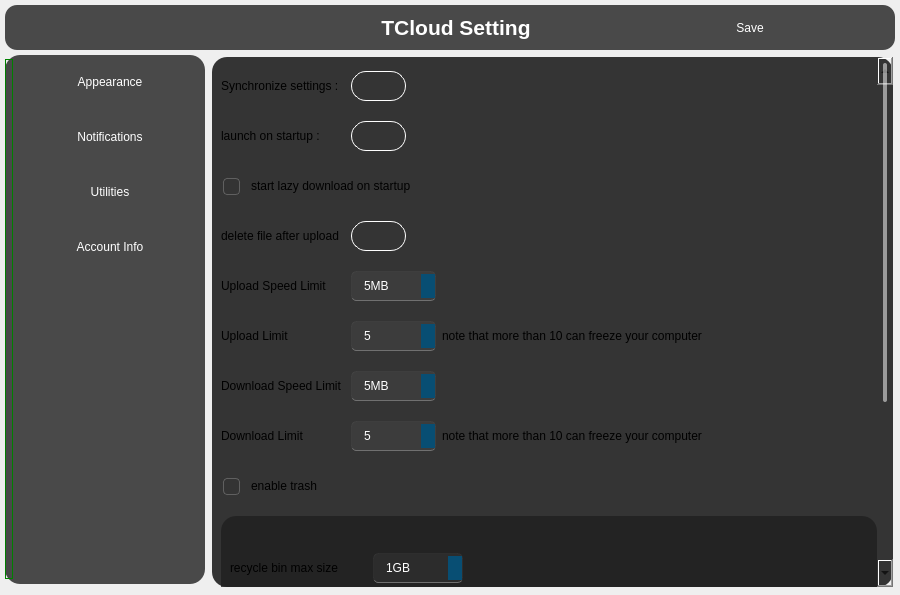
The window that setting.ui (TONI7008/simpleCloud) describes before a commit, drawn with Qt 5.
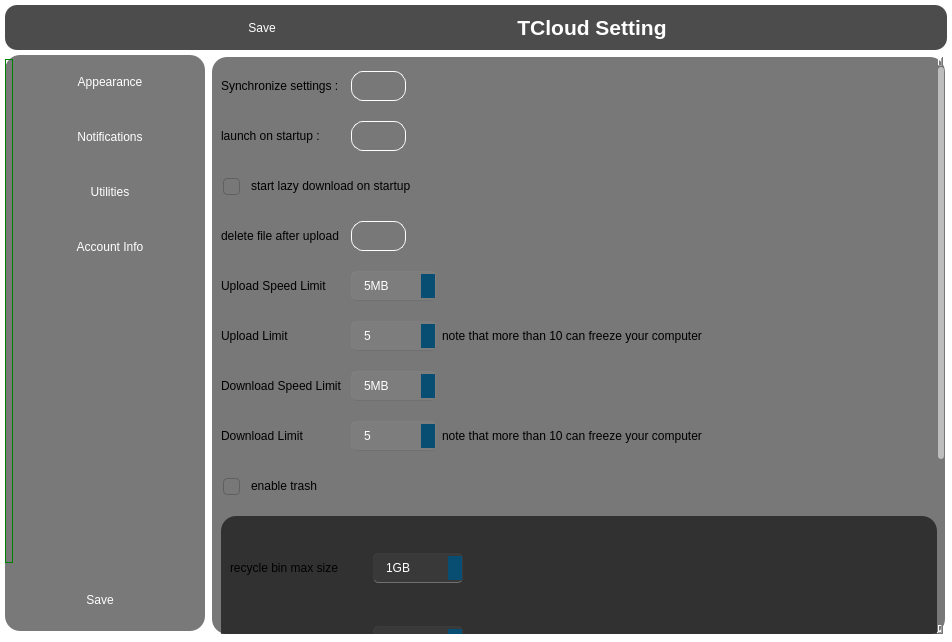
The same window after the commit. The open tabs and pages were chosen to show the change. Icons and pictures are not drawn. Custom widgets are drawn as their Qt base class.

What changed in the file:
```diff
--- a/setting.ui
+++ b/setting.ui
@@ -6,13 +6,13 @@
    <rect>
     <x>0</x>
     <y>0</y>
-    <width>900</width>
-    <height>595</height>
+    <width>952</width>
+    <height>642</height>
    </rect>
   </property>
   <property name="minimumSize">
    <size>
-    <width>10</width>
+    <width>250</width>
     <height>0</height>
    </size>
   </property>
@@ -20,18 +20,17 @@
    <string>Form</string>
   </property>
   <property name="styleSheet">
-   <string notr="true">font: 13pt &quot;Noto Sans&quot;;
-
-QWidget{
+   <string notr="true">QWidget{
 /*border:1px solid pink;
 /*background:rgba(150,123,133,0.7);*/
 background: qlineargradient(spread:pad, x1:0, y1:1, x2:0, y2:0, stop:0 #302624, stop:1 #1d1410);/*cool red*/
 background: qlineargradient(spread:pad, x1:0, y1:1, x2:0, y2:0, stop:0 #cfd9df, stop:1 #e2ebf0);/*cool white*/
 background:rgba(243,243,243,0.7);
 background:#424242;
-background:rgb(104, 109, 118);
 background:transparent;
 border-radius:12px;
+font: 13pt &quot;Noto Sans&quot;;
+
 }
 /* QComboBox */
 QComboBox {
@@ -142,6 +141,131 @@
     background-color: rgba(10, 10, 10, 0.8); /* Matches the groove background */
     border-radius: 2px;
 }
+
+QScrollArea {
+    border-radius: 15px;
+    color: #FFFFFF;
+    background: rgba(30, 30, 30, 0.6);
+}
+
+QScrollBar:vertical {
+    background: transparent;
+    width: 8px;
+    margin: 0 1px;
+}
+
+QScrollBar:vertical:hover,
+QScrollBar:vertical:pressed {
+    background: transparent;
+	margin: 0 0px;
+}
+
+QScrollBar::handle:vertical {
+    background-color: rgba(255, 255, 255, 130);
+    border-radius: 3px;
+    min-height: 25px;
+    margin: 10px 0;
+    width: 6px;
+}
+QScrollBar::handle:vertical:hover {
+    background-color: rgba(255, 255, 255, 130);
+    border-radius: 4px;
+    min-height: 25px;
+    margin: 10px 0;
+    width: 8px;
+}
+
+QScrollBar::sub-line:vertical {
+    image: url(:/ressources/up.svg);
+    height: 10px;
+    width: 10px;
+    subcontrol-position: top;
+    subcontrol-origin: content;
+}
+
+QScrollBar::sub-line:vertical:hover,
+QScrollBar::sub-line:vertical:pressed {
+    image: url(:/ressources/up.svg);
+}
+
+QScrollBar::add-line:vertical {
+    image: url(:/ressources/down.svg);
+    height: 12px;
+    width: 12px;
+    subcontrol-position: bottom;
+    subcontrol-origin: content;
+}
+
+QScrollBar::add-line:vertical:hover,
+QScrollBar::add-line:vertical:pressed {
+    image: url(:/ressources/down.svg);
+}
+
+QScrollBar::add-page:vertical,
+QScrollBar::sub-page:vertical {
+    background: none;
+}
+
+QScrollBar:horizontal {
+    background: transparent;
+    height: 8px;
+    margin: 1px 0;
+}
+
+QScrollBar:horizontal:hover,
+QScrollBar:horizontal:pressed {
+    background: transparent;
+	height:8px;
+	margin: 0 0;
+}
+
+QScrollBar::handle:horizontal {
+    background-color: rgba(255, 255, 255, 130);
+    border-radius: 3px;
+    min-width: 25px;
+    margin: 0 10px;
+    height: 7px;
+}
+QScrollBar::handle:horizontal:hover {
+    background-color: rgba(255, 255, 255, 130);
+    border-radius: 4px;
+    min-width: 25px;
+    margin: 0 10px;
+    height: 8px;
+}
+
+QScrollBar::sub-line:horizontal {
+    image: url(:/ressources/left.svg);
+    width: 12px;
+    height: 12px;
+    subcontrol-position: left;
+    subcontrol-origin: content;
+}
+
+QScrollBar::sub-line:horizontal:hover,
+QScrollBar::sub-line:horizontal:pressed {
+    image: url(:/ressources/left.svg);
+}
+
+QScrollBar::add-line:horizontal {
+    image: url(:/ressources/right.svg);
+    width: 10px;
+    height: 10px;
+    subcontrol-position: right;
+    subcontrol-origin: content;
+}
+
+QScrollBar::add-line:horizontal:hover,
+QScrollBar::add-line:horizontal:pressed {
+    image: url(:/ressources/right.svg);
+}
+
+QScrollBar::add-page:horizontal,
+QScrollBar::sub-page:horizontal {
+    background: none;
+}
+
+
 #showpanelButton{
 border-radius:10px;
 background-color: rgba(120,120,120,0.4);
@@ -151,43 +275,8 @@
 }
 #showpanelButton:hover{
 background: qLineargradient( x1: 0, y1: 0, x2: 0, y2: 1, stop: 0 rgba(13, 112, 210, 0.5), stop: 1.0 rgba(0, 79, 204, 0.5));
-}</string>
-  </property>
-  <layout class="QGridLayout" name="gridLayout">
-   <property name="leftMargin">
-    <number>5</number>
-   </property>
-   <property name="topMargin">
-    <number>5</number>
-   </property>
-   <property name="rightMargin">
-    <number>5</number>
-   </property>
-   <property name="bottomMargin">
-    <number>6</number>
-   </property>
-   <property name="spacing">
-    <number>5</number>
-   </property>
-   <item row="1" column="1" rowspan="2" colspan="4">
-    <widget class="TStackedWidget" name="stackedWidget">
-     <property name="styleSheet">
-      <string notr="true">QStackedWidget{
-border-radius:15px;
-background:transparent;
 }
 
-</string>
-     </property>
-     <property name="currentIndex">
-      <number>0</number>
-     </property>
-     <widget class="QWidget" name="appareancePage">
-      <property name="styleSheet">
-       <string notr="true">QWidget{
-border-radius:15px;
-background:transparent;
-}
 QSpinBox {
     background-color: rgba(255, 255, 255, 10);
     border: 1px solid rgba(255, 255, 255, 8);
@@ -318,6 +407,168 @@
     border: 1px solid #646464;
     background-color: rgba(255, 255, 255, 0);
 }
+
+QCheckBox,
+QLabel,
+QAbstractCheckBox,
+QTreeView::indicator,
+QRadioButton {
+    padding: 0px;
+    font-style: normal;
+}
+
+QCheckBox {
+    padding: 2px;
+}
+
+QGroupBox::indicator,
+QMenu::indicator,
+QCheckBox::indicator,
+QTreeView::indicator {
+    width: 15px;
+    height: 15px;
+    border-radius: 4px;
+    border: 1px solid #606060;
+    background-color: rgba(255, 255, 255, 0);
+    margin-right: 5px;
+}
+
+QGroupBox::indicator:hover,
+QMenu::indicator:hover,
+QCheckBox::indicator:hover,
+QTreeView::indicator:hover {
+    background-color: rgba(255, 255, 255, 16);
+}
+
+QGroupBox::indicator:pressed,
+QMenu::indicator:pressed,
+QCheckBox::indicator:pressed,
+QTreeView::indicator:pressed {
+    background-color: rgba(255, 255, 255, 20);
+    border: 1px solid #505050;
+}
+
+QGroupBox::indicator:checked,
+QMenu::indicator:checked,
+QCheckBox::indicator:checked,
+QTreeView::indicator:checked {
+    background-color: #60cdff;
+    border: 1px solid #60cdff;
+    image: url(:/ressources/CheckBox.svg);
+}
+
+QGroupBox::indicator:checked:hover,
+QMenu::indicator:checked:hover,
+QCheckBox::indicator:checked:hover,
+QTreeView::indicator:checked:hover {
+    background-color: #5abce8;
+    border: 1px solid #5abce8;
+}
+
+QGroupBox::indicator:checked:pressed,
+QMenu::indicator:checked:pressed,
+QCheckBox::indicator:checked:pressed,
+QTreeView::indicator:checked:pressed {
+    background-color: #53aad2;
+    border: 1px solid #53aad2;
+    image: url(:/ressources/CheckBoxPressed.svg);
+}
+
+QCheckBox::indicator:indeterminate,
+QGroupBox::indicator:indeterminate,
+QTreeView::indicator:indeterminate,
+QTableView::indicator:indeterminate {
+    background-color: #60cdff;
+    border: 1px solid #60cdff;
+    image: url(:/ressources/CheckBoxInterminate.svg);
+}
+
+QCheckBox::indicator:indeterminate:hover,
+QGroupBox::indicator:indeterminate:hover,
+QTreeView::indicator:indeterminate:hover,
+QTableView::indicator:indeterminate:hover {
+    background-color: #5abce8;
+    border: 1px solid #5abce8;
+}
+
+QCheckBox::indicator:indeterminate:pressed,
+QGroupBox::indicator:indeterminate:pressed,
+QTreeView::indicator:indeterminate:pressed,
+QTableView::indicator:indeterminate:pressed {
+    background-color: #53aad2;
+    border: 1px solid #53aad2;
+    image: url(:/ressources/CheckBoxInterminatePressed.svg);
+}
+
+QCheckBox::indicator:indeterminate:disabled,
+QGroupBox::indicator:indeterminate:disabled,
+QTreeView::indicator:indeterminate:disabled,
+QTableView::indicator:indeterminate:disabled {
+    border: 1px solid #404040;
+    background-color: #404040;
+    image: url(:/ressources/CheckBoxInterminatePressed.svg);
+}
+
+QGroupBox::indicator:checked:disabled,
+QMenu::indicator:checked:disabled,
+QCheckBox::indicator:checked:disabled,
+QTreeView::indicator:checked:disabled {
+    border: 1px solid #404040;
+    background-color: #404040;
+    image: url(:/ressources/CheckBoxPressed.svg); 
+}
+
+QGroupBox::indicator:disabled,
+QMenu::indicator:disabled,
+QCheckBox::indicator:disabled,
+QTreeView::indicator:disabled {
+    border: 1px solid #404040;
+    background-color: rgba(255, 255, 255, 0);
+}
+
+</string>
+  </property>
+  <layout class="QGridLayout" name="gridLayout">
+   <property name="leftMargin">
+    <number>5</number>
+   </property>
+   <property name="topMargin">
+    <number>5</number>
+   </property>
+   <property name="rightMargin">
+    <number>5</number>
+   </property>
+   <property name="bottomMargin">
+    <number>6</number>
+   </property>
+   <property name="spacing">
+    <number>5</number>
+   </property>
+   <item row="1" column="1" rowspan="2" colspan="4">
+    <widget class="TStackedWidget" name="stackedWidget">
+     <property name="styleSheet">
+      <string notr="true">QStackedWidget{
+border-radius:18px;
+background:transparent;
+border:none;
+}
+
+</string>
+     </property>
+     <property name="currentIndex">
+      <number>2</number>
+     </property>
+     <widget class="QWidget" name="appareancePage">
+      <property name="styleSheet">
+       <string notr="true">#appareancePage{
+border-radius:18px;
+background:rgba(30,30,30,0.6);
+}
+QFrame{
+background:transparent;
+border:none;
+}
+
 QComboBox {
     background-color: rgba(255, 255, 255, 18);
     border-radius: 5px;
@@ -1797,129 +2048,11 @@
      </widget>
      <widget class="QWidget" name="utilitiesPage">
       <property name="styleSheet">
-       <string notr="true">QWidget{
-border-radius:15px;
-background:rgba(30,30,30,0.8);
-background:rgba(60, 41, 32,0.7);
+       <string notr="true">#utilitiesPage{
+border-radius:18px;
 background:transparent;
 }
-QCheckBox,
-QLabel,
-QAbstractCheckBox,
-QTreeView::indicator,
-QRadioButton {
-    padding: 0px;
-    font-style: normal;
-}
-
-QCheckBox {
-    padding: 2px;
-}
-
-QGroupBox::indicator,
-QMenu::indicator,
-QCheckBox::indicator,
-QTreeView::indicator {
-    width: 15px;
-    height: 15px;
-    border-radius: 4px;
-    border: 1px solid #606060;
-    background-color: rgba(255, 255, 255, 0);
-    margin-right: 5px;
-}
-
-QGroupBox::indicator:hover,
-QMenu::indicator:hover,
-QCheckBox::indicator:hover,
-QTreeView::indicator:hover {
-    background-color: rgba(255, 255, 255, 16);
-}
-
-QGroupBox::indicator:pressed,
-QMenu::indicator:pressed,
-QCheckBox::indicator:pressed,
-QTreeView::indicator:pressed {
-    background-color: rgba(255, 255, 255, 20);
-    border: 1px solid #505050;
-}
-
-QGroupBox::indicator:checked,
-QMenu::indicator:checked,
-QCheckBox::indicator:checked,
-QTreeView::indicator:checked {
-    background-color: #60cdff;
-    border: 1px solid #60cdff;
-    image: url(:/ressources/CheckBox.svg);
-}
-
-QGroupBox::indicator:checked:hover,
-QMenu::indicator:checked:hover,
-QCheckBox::indicator:checked:hover,
-QTreeView::indicator:checked:hover {
-    background-color: #5abce8;
-    border: 1px solid #5abce8;
-}
-
-QGroupBox::indicator:checked:pressed,
-QMenu::indicator:checked:pressed,
-QCheckBox::indicator:checked:pressed,
-QTreeView::indicator:checked:pressed {
-    background-color: #53aad2;
-    border: 1px solid #53aad2;
-    image: url(:/ressources/CheckBoxPressed.svg);
-}
-
-QCheckBox::indicator:indeterminate,
-QGroupBox::indicator:indeterminate,
-QTreeView::indicator:indeterminate,
-QTableView::indicator:indeterminate {
-    background-color: #60cdff;
-    border: 1px solid #60cdff;
-    image: url(:/ressources/CheckBoxInterminate.svg);
-}
-
-QCheckBox::indicator:indeterminate:hover,
-QGroupBox::indicator:indeterminate:hover,
-QTreeView::indicator:indeterminate:hover,
-QTableView::indicator:indeterminate:hover {
-    background-color: #5abce8;
-    border: 1px solid #5abce8;
-}
-
-QCheckBox::indicator:indeterminate:pressed,
-QGroupBox::indicator:indeterminate:pressed,
-QTreeView::indicator:indeterminate:pressed,
-QTableView::indicator:indeterminate:pressed {
-    background-color: #53aad2;
-    border: 1px solid #53aad2;
-    image: url(:/ressources/CheckBoxInterminatePressed.svg);
-}
-
-QCheckBox::indicator:indeterminate:disabled,
-QGroupBox::indicator:indeterminate:disabled,
-QTreeView::indicator:indeterminate:disabled,
-QTableView::indicator:indeterminate:disabled {
-    border: 1px solid #404040;
-    background-color: #404040;
-    image: url(:/ressources/CheckBoxInterminatePressed.svg);
-}
-
-QGroupBox::indicator:checked:disabled,
-QMenu::indicator:checked:disabled,
-QCheckBox::indicator:checked:disabled,
-QTreeView::indicator:checked:disabled {
-    border: 1px solid #404040;
-    background-color: #404040;
-    image: url(:/ressources/CheckBoxPressed.svg); 
-}
-
-QGroupBox::indicator:disabled,
-QMenu::indicator:disabled,
-QCheckBox::indicator:disabled,
-QTreeView::indicator:disabled {
-    border: 1px solid #404040;
-    background-color: rgba(255, 255, 255, 0);
-}</string>
+</string>
       </property>
       <layout class="QGridLayout" name="gridLayout_7">
        <property name="leftMargin">
@@ -1937,146 +2070,7 @@
        <item row="0" column="0">
         <widget class="QScrollArea" name="scrollArea_2">
          <property name="styleSheet">
-          <string notr="true">QSpinBox {
-    background-color: rgba(255, 255, 255, 10);
-    border: 1px solid rgba(255, 255, 255, 8);
-    border-radius: 5px;
-    padding-left: 10px;
-    padding-top: 6px;
-    padding-bottom: 6px;
-    min-width: 60px;
-    border-bottom: 1px solid #707070;
-}
-
-QSpinBox:hover {
-    background-color: rgba(255, 255, 255, 16);
-    border: 1px solid rgba(255, 255, 255, 10);
-    border-bottom: 1px solid #707070;
-}
-
-QSpinBox::focus {
-    background-color: rgba(255, 255, 255, 5);
-    border: 1px solid rgba(255, 255, 255, 8);
-    color: rgba(255, 255, 255, 200);
-    border-bottom: 2px solid #60cdff;
-}
-
-QSpinBox::up-button {
-    image: url(:/ressources/SpinBoxUp.svg);
-    background-color: rgba(0, 0, 0, 0);
-    border: 1px solid rgba(0, 0, 0, 0);
-    border-radius: 4px;
-    margin-top: 1px;
-    margin-bottom: 1px;
-    margin-right: 3px;
-    min-width: 25px;
-    max-width: 25px;
-    min-height: 15px;
-}
-
-QSpinBox::up-button:hover {
-    background-color: rgba(255, 255, 255, 13);
-}
-
-QSpinBox::up-button:pressed {
-    background-color: rgba(255, 255, 255, 5);
-}
-
-QSpinBox::down-button {
-    image: url(:/ressources/SpinBoxDown.svg);
-    background-color: rgba(0, 0, 0, 0);
-    border: 1px solid rgba(0, 0, 0, 0);
-    border-radius: 4px;
-    margin-top: 1px;
-    margin-bottom: 1px;
-    margin-right: 3px;
-    min-width: 25px;
-    max-width: 25px;
-    min-height: 15px;
-}
-
-QSpinBox::down-button:hover {
-    background-color: rgba(255, 255, 255, 13);
-}
-
-QSpinBox::down-button:pressed {
-    background-color: rgba(255, 255, 255, 5);
-}
-
-QSpinBox::drop-down {
-    background-color: transparent;
-    width: 50px;
-}
-
-QSpinBox:disabled {
-    color: rgb(150, 150, 150);
-    background-color: rgba(255, 255, 255, 13);
-    border: 1px solid rgba(255, 255, 255, 5);
-}
-
-QSpinBox::up-button:disabled {
-    image: url(:/ressources/SpinBoxUpDisabled.svg);
-}
-
-QSpinBox::down-button:disabled {
-    image: url(:/ressources/SpinBoxDownDisabled.svg);
-}
-QScrollArea {
-    border-radius: 15px;
-    color: #FFFFFF; /* Couleur du texte */
-   background:rgba(31, 31, 31,0.9);
-}
-
-QScrollBar:vertical {
-    border: 6px solid rgba(255, 255, 255, 0);
-    background-color: transparent;
-    margin: 0px 0px 0px 0px;
-    width: 16px;
-}
-
-QScrollBar:vertical:hover {
-    border: 5px solid rgba(255, 255, 255, 0);
-}
-
-QScrollBar::handle:vertical {
-    background-color: rgba(255, 255, 255, 130);
-    border-radius: 2px;
-    min-height: 25px;
-}
-
-QScrollBar::sub-line:vertical {
-    image: url(:/ressources/ScrollBar.png);
-    subcontrol-position: top;
-    subcontrol-origin: margin;
-}
-
-QScrollBar::sub-line:vertical:hover {
-    image: url(:/ressources/ScrollBar.png);
-}
-
-QScrollBar::sub-line:vertical:pressed {
-    image: url(:/ressources/ScrollBar.png);
-}
-
-QScrollBar::add-line:vertical {
-    image: url(:/ressources/ScrollBar.png);
-    subcontrol-position: bottom;
-    subcontrol-origin: margin;
-}
-
-QScrollBar::add-line:vertical:hover {
-    image: url(:/ressources/ScrollBar.png);
-}
-
-QScrollBar::add-line:vertical:pressed {
-    image: url(:/ressources/ScrollBar.png);
-}
-
-QScrollBar::add-page:vertical, QScrollBar::sub-page:vertical {
-    background: none;
-}
-
-</string>
+          <string notr="true"/>
          </property>
          <property name="widgetResizable">
           <bool>true</bool>
@@ -2086,8 +2080,8 @@
            <rect>
             <x>0</x>
             <y>0</y>
-            <width>406</width>
-            <height>1078</height>
+            <width>725</width>
+            <height>838</height>
            </rect>
           </property>
           <layout class="QGridLayout" name="gridLayout_9">
@@ -2114,7 +2108,7 @@
             <widget class="QSpinBox" name="downloadSpeedLimitSpinBox">
              <property name="minimumSize">
               <size>
-               <width>72</width>
+               <width>74</width>
                <height>0</height>
               </size>
              </property>
@@ -2437,7 +2431,7 @@
             <widget class="QSpinBox" name="uploadSpeedLimitSpinBox">
              <property name="minimumSize">
               <size>
-               <width>72</width>
+               <width>74</width>
                <height>0</height>
               </size>
              </property>
@@ -2580,7 +2574,7 @@
             <widget class="QSpinBox" name="uploadLimitSpinBox">
              <property name="minimumSize">
               <size>
-               <width>72</width>
+               <width>74</width>
                <height>0</height>
               </size>
              </property>
@@ -2612,7 +2606,7 @@
             <widget class="QSpinBox" name="downloadLimitSpinBox">
              <property name="minimumSize">
               <size>
-               <width>72</width>
+               <width>74</width>
                <height>0</height>
               </size>
              </property>
@@ -3363,7 +3357,7 @@
 background:rgba(55, 58, 64,0.7);
 border-radius:15px;
 background:rgba(16, 51, 76, 0.7);
-background:rgba(31, 31, 31,0.8);
+background:rgba(31, 31, 31,0.6);
 }
 QLabel{
 background:transparent;
@@ -3514,6 +3508,85 @@
         </property>
        </widget>
       </item>
+      <item row="4" column="1">
+       <spacer name="verticalSpacer">
+        <property name="orientation">
+         <enum>Qt::Orientation::Vertical</enum>
+        </property>
+        <property name="sizeHint" stdset="0">
+         <size>
+          <width>20</width>
+          <height>40</height>
+         </size>
+        </property>
+       </spacer>
+      </item>
+      <item row="5" column="0" colspan="2">
+       <widget class="QFrame" name="frame_2">
+        <property name="frameShape">
+         <enum>QFrame::Shape::StyledPanel</enum>
+        </property>
+        <property name="frameShadow">
+         <enum>QFrame::Shadow::Raised</enum>
+        </property>
+        <layout class="QVBoxLayout" name="verticalLayout">
+         <property name="leftMargin">
+          <number>10</number>
+         </property>
+         <property name="rightMargin">
+          <number>10</number>
+         </property>
+         <item>
+          <widget class="HoverButton" name="saveButton">
+           <property name="minimumSize">
+            <size>
+             <width>10</width>
+             <height>35</height>
+            </size>
+           </property>
+           <property name="maximumSize">
+            <size>
+             <width>16777215</width>
+             <height>35</height>
+            </size>
+           </property>
+           <property name="layoutDirection">
+            <enum>Qt::LayoutDirection::LeftToRight</enum>
+           </property>
+           <property name="styleSheet">
+            <string notr="true">
+QPushButton{
+font: 700 14pt &quot;Noto Sans&quot;;
+border-radius:8px;
+background-color: transparent;
+padding-left:10px;
+padding-right:10px;
+color: rgb(255, 255, 255);
+}
+QPushButton:hover{
+    border:1px solid #479EF5;
+background:#479EF5;
+color:black;
+}</string>
+           </property>
+           <property name="text">
+            <string>Save   </string>
+           </property>
+           <property name="icon">
+            <iconset resource="icons.qrc">
+             <normaloff>:/icons/savewhite.svg</normaloff>:/icons/savewhite.svg</iconset>
+           </property>
+           <property name="iconSize">
+            <size>
+             <width>32</width>
+             <height>32</height>
+            </size>
+           </property>
+          </widget>
+         </item>
+        </layout>
+       </widget>
+      </item>
      </layout>
     </widget>
    </item>
@@ -3547,6 +3620,15 @@
 }
 QPushButton:hover{
     border:1px solid #479EF5;
+background:#479EF5;
+color:black;
+}
+#closeButton{
+background:transparent;
+border:none;
+}
+#closeButton{
+border:none;
 }</string>
      </property>
      <property name="frameShape">
@@ -3691,29 +3773,7 @@
        </widget>
       </item>
       <item>
-       <widget class="QLabel" name="title">
-        <property name="maximumSize">
-         <size>
-          <width>16777215</width>
-          <height>35</height>
-         </size>
-        </property>
-        <property name="styleSheet">
-         <string notr="true">QLabel{
-background:transparent;
-color:black;
-}</string>
-        </property>
-        <property name="text">
-         <string>&lt;html&gt;&lt;head/&gt;&lt;body&gt;&lt;p&gt;&lt;span style=&quot; font-size:16pt; font-weight:700; color:#ffffff;&quot;&gt;TCloud Setting&lt;/span&gt;&lt;/p&gt;&lt;/body&gt;&lt;/html&gt;</string>
-        </property>
-        <property name="alignment">
-         <set>Qt::AlignmentFlag::AlignCenter</set>
-        </property>
-       </widget>
-      </item>
-      <item>
-       <widget class="HoverButton" name="save">
+       <widget class="HoverButton" name="saveButton_2">
         <property name="minimumSize">
          <size>
           <width>10</width>
@@ -3722,12 +3782,12 @@
         </property>
         <property name="maximumSize">
          <size>
-          <width>150</width>
+          <width>16777215</width>
           <height>35</height>
          </size>
         </property>
         <property name="layoutDirection">
-         <enum>Qt::LayoutDirection::RightToLeft</enum>
+         <enum>Qt::LayoutDirection::LeftToRight</enum>
         </property>
         <property name="styleSheet">
          <string notr="true">font: 700 14pt &quot;Noto Sans&quot;;</string>
@@ -3748,7 +3808,61 @@
        </widget>
       </item>
       <item>
-       <widget class="QToolButton" name="closesetting">
+       <spacer name="horizontalSpacer_9">
+        <property name="orientation">
+         <enum>Qt::Orientation::Horizontal</enum>
+        </property>
+        <property name="sizeHint" stdset="0">
+         <size>
+          <width>40</width>
+          <height>20</height>
+         </size>
+        </property>
+       </spacer>
+      </item>
+      <item alignment="Qt::AlignmentFlag::AlignHCenter">
+       <widget class="QLabel" name="title">
+        <property name="minimumSize">
+         <size>
+          <width>200</width>
+          <height>0</height>
+         </size>
+        </property>
+        <property name="maximumSize">
+         <size>
+          <width>16777215</width>
+          <height>35</height>
+         </size>
+        </property>
+        <property name="styleSheet">
+         <string notr="true">QLabel{
+background:transparent;
+color:black;
+}</string>
+        </property>
+        <property name="text">
+         <string>&lt;html&gt;&lt;head/&gt;&lt;body&gt;&lt;p&gt;&lt;span style=&quot; font-size:16pt; font-weight:700; color:#ffffff;&quot;&gt;TCloud Setting&lt;/span&gt;&lt;/p&gt;&lt;/body&gt;&lt;/html&gt;</string>
+        </property>
+        <property name="alignment">
+         <set>Qt::AlignmentFlag::AlignCenter</set>
+        </property>
+       </widget>
+      </item>
+      <item>
+       <spacer name="horizontalSpacer_5">
+        <property name="orientation">
+         <enum>Qt::Orientation::Horizontal</enum>
+        </property>
+        <property name="sizeHint" stdset="0">
+         <size>
+          <width>40</width>
+          <height>20</height>
+         </size>
+        </property>
+       </spacer>
+      </item>
+      <item>
+       <widget class="HoverButton" name="closeButton">
         <property name="minimumSize">
          <size>
           <width>10</width>
```
Left out of the diff: 366 changed lines with no effect on the pictures.
